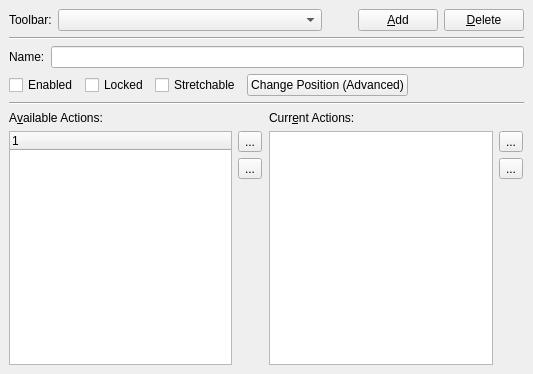
Old version of the form src/options/opt_lookfeel_toolbars.ui in the repository mblsha/psi.
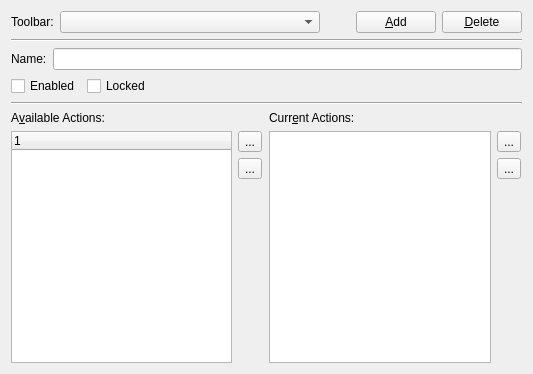
New version of the form. Custom widgets are drawn as their Qt base class.

Commit message: MainWin is now QMainWindow; Toolbars could be arbitrarily positioned; Toolbar positions are automatically saved;

Diff of the .ui file:
```diff
--- a/src/options/opt_lookfeel_toolbars.ui
+++ b/src/options/opt_lookfeel_toolbars.ui
@@ -13,20 +13,8 @@
    <string>LookFeelToolbarsUI</string>
   </property>
   <layout class="QVBoxLayout" >
-   <property name="margin" >
-    <number>9</number>
-   </property>
-   <property name="spacing" >
-    <number>6</number>
-   </property>
    <item>
     <layout class="QHBoxLayout" >
-     <property name="margin" >
-      <number>0</number>
-     </property>
-     <property name="spacing" >
-      <number>6</number>
-     </property>
      <item>
       <widget class="QLabel" name="textLabel1" >
        <property name="text" >
@@ -37,9 +25,7 @@
      <item>
       <widget class="QComboBox" name="cb_toolbars" >
        <property name="sizePolicy" >
-        <sizepolicy>
-         <hsizetype>7</hsizetype>
-         <vsizetype>0</vsizetype>
+        <sizepolicy vsizetype="Fixed" hsizetype="Expanding" >
          <horstretch>0</horstretch>
          <verstretch>0</verstretch>
         </sizepolicy>
@@ -99,20 +85,8 @@
    </item>
    <item>
     <layout class="QVBoxLayout" >
-     <property name="margin" >
-      <number>0</number>
-     </property>
-     <property name="spacing" >
-      <number>6</number>
-     </property>
      <item>
       <layout class="QHBoxLayout" >
-       <property name="margin" >
-        <number>0</number>
-       </property>
-       <property name="spacing" >
-        <number>6</number>
-       </property>
        <item>
         <widget class="QLabel" name="textLabel20" >
          <property name="text" >
@@ -127,12 +101,6 @@
      </item>
      <item>
       <layout class="QHBoxLayout" >
-       <property name="margin" >
-        <number>0</number>
-       </property>
-       <property name="spacing" >
-        <number>6</number>
-       </property>
        <item>
         <widget class="QCheckBox" name="ck_toolbarOn" >
          <property name="whatsThis" >
@@ -153,24 +121,6 @@
          </property>
         </widget>
        </item>
-       <item>
-        <widget class="QCheckBox" name="ck_toolbarStretch" >
-         <property name="whatsThis" >
-          <string>Specifies, whether toolbar is stretchable.
-Note: it is impossible to dock stretchable toolbar. Uncheck that check box, click apply, dock the toolbar, and then check stretchable again.</string>
-         </property>
-         <property name="text" >
-          <string>Stretchable</string>
-         </property>
-        </widget>
-       </item>
-       <item>
-        <widget class="IconButton" name="pb_toolbarPosition" >
-         <property name="text" >
-          <string>Change Position (Advanced)</string>
-         </property>
-        </widget>
-       </item>
        <item>
         <spacer>
          <property name="orientation" >
@@ -206,12 +156,6 @@
    </item>
    <item>
     <layout class="QGridLayout" >
-     <property name="margin" >
-      <number>0</number>
-     </property>
-     <property name="spacing" >
-      <number>6</number>
-     </property>
      <item rowspan="3" row="1" column="2" >
       <widget class="QListWidget" name="lw_selectedActions" >
        <property name="editTriggers" >
@@ -290,9 +234,7 @@
      <item row="1" column="3" >
       <widget class="IconToolButton" name="tb_up" >
        <property name="sizePolicy" >
-        <sizepolicy>
-         <hsizetype>4</hsizetype>
-         <vsizetype>1</vsizetype>
+        <sizepolicy vsizetype="Minimum" hsizetype="Maximum" >
          <horstretch>0</horstretch>
          <verstretch>0</verstretch>
         </sizepolicy>
@@ -324,9 +266,7 @@
      <item row="2" column="3" >
       <widget class="IconToolButton" name="tb_down" >
        <property name="sizePolicy" >
-        <sizepolicy>
-         <hsizetype>4</hsizetype>
-         <vsizetype>1</vsizetype>
+        <sizepolicy vsizetype="Minimum" hsizetype="Maximum" >
          <horstretch>0</horstretch>
          <verstretch>0</verstretch>
         </sizepolicy>
@@ -374,16 +314,16 @@
  <layoutdefault spacing="6" margin="11" />
  <pixmapfunction>qPixmapFromMimeSource</pixmapfunction>
  <customwidgets>
-  <customwidget>
-   <class>IconToolButton</class>
-   <extends>QToolButton</extends>
-   <header>icontoolbutton.h</header>
-  </customwidget>
   <customwidget>
    <class>IconButton</class>
    <extends>QPushButton</extends>
    <header>iconbutton.h</header>
   </customwidget>
+  <customwidget>
+   <class>IconToolButton</class>
+   <extends>QToolButton</extends>
+   <header>icontoolbutton.h</header>
+  </customwidget>
  </customwidgets>
  <tabstops>
   <tabstop>cb_toolbars</tabstop>
```
Left out of the diff: 28 changed lines with no effect on the pictures. The commit also changes 17 other files.
